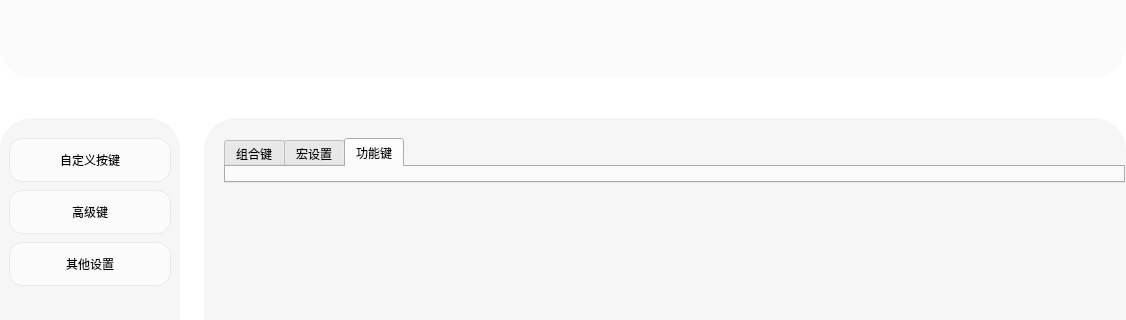
Old version of the form FrameKeySetting.ui in the repository wlffeng2008/AkkoStudio; both pictures show x 0 to 1126 and y 348 to 668 of the 1126 by 794 pixel window.
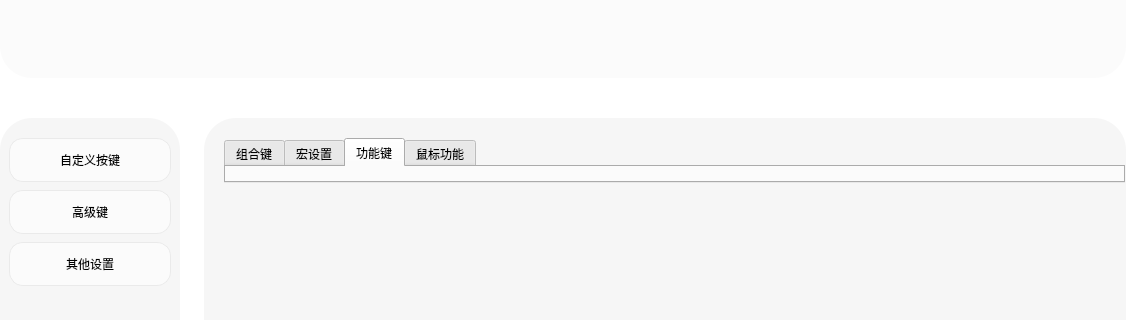
New version of the form. The open tabs and pages were chosen to show the change. Icons and pictures are not drawn. Custom widgets are drawn as their Qt base class.

What changed in the file:
```diff
--- a/FrameKeySetting.ui
+++ b/FrameKeySetting.ui
@@ -957,6 +957,11 @@
                </property>
               </widget>
              </widget>
+             <widget class="QWidget" name="tab">
+              <attribute name="title">
+               <string>鼠标功能</string>
+              </attribute>
+             </widget>
             </widget>
            </widget>
            <widget class="QWidget" name="page2">
```
Left out of the diff: 8 changed lines with no effect on the pictures.
